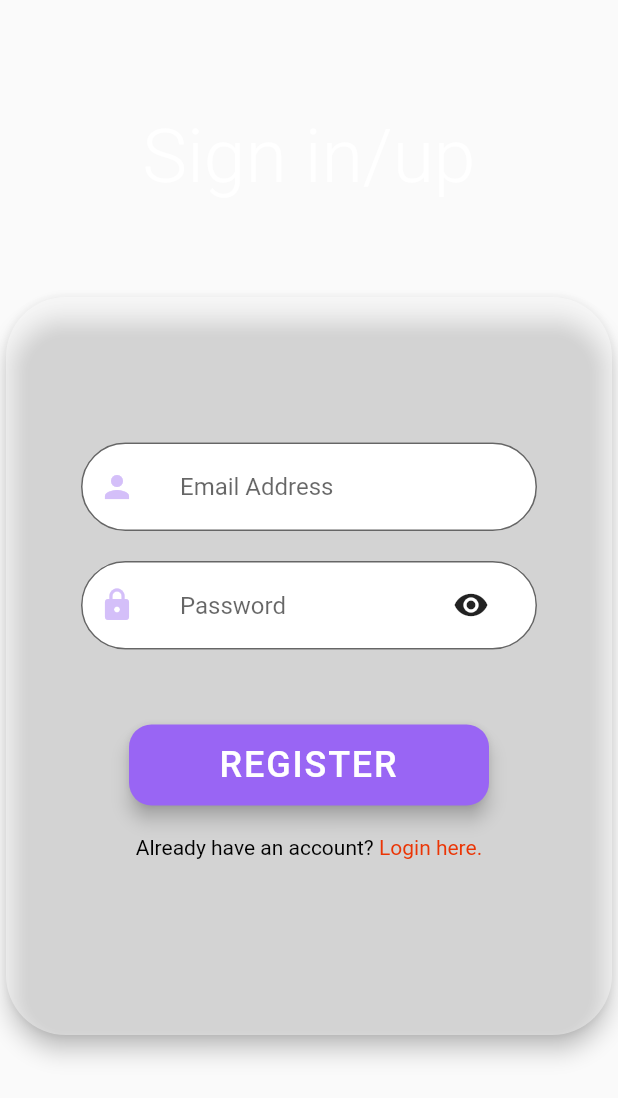
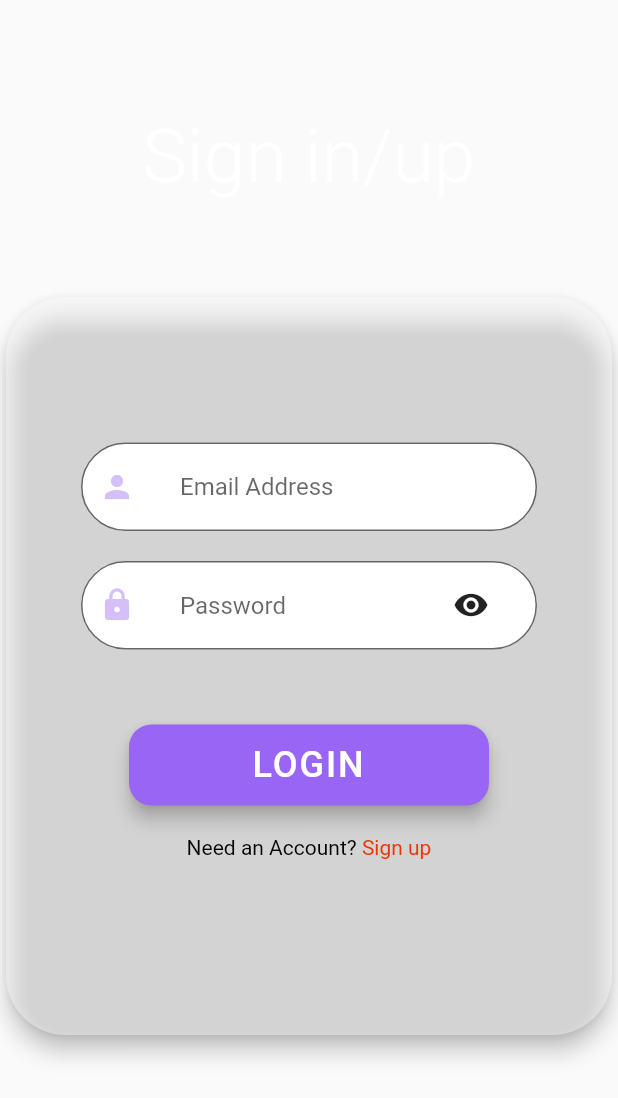
Before and after one commit to yashgharat/QOurs, a Flutter app: the AuthenticationPage widget shown alone on an empty page, opened directly, on a phone screen of 412 x 824 dp. Shown: the top 1098 px of the screen. Run offline on Flutter 3.47's test engine with Material 2 defaults, Android fonts, the phone set to English and light mode, and no system bars; drawn by our look-alikes of flip_card; our stand-ins replace animate_do, get_it, responsive_builder; missing offline and left inert: dart:html, gradient_input_border.

```diff
--- a/lib/pages/authentication_page/authentication_page.dart
+++ b/lib/pages/authentication_page/authentication_page.dart
@@ -1,3 +1,4 @@
+import 'package:flip_card/flip_card.dart';
 import 'package:flutter/gestures.dart';
 import 'package:flutter/material.dart';
 import 'package:q_ours/extensions/hex_color.dart';
@@ -11,95 +12,63 @@ class AuthenticationPage extends StatefulWidget {
 
 class _AuthenticationPageState extends State<AuthenticationPage> {
   String buttonText;
+  String leadIn, link;
+  bool isAccount;
 
-  action(String username, String password) {}
+  GlobalKey<FlipCardState> cardKey = GlobalKey<FlipCardState>();
 
-  switchType(bool isAccount) {}
-
-  @override
-  Widget build(BuildContext context) {
-    return Container(
-      child: Center(
-          child: ListView(
-        children: <Widget>[
-          TitleText('Sign in/up'),
-          AnimatedContainer(duration: Duration(seconds: 1), child: SignUp())
-        ],
-      )),
-    );
-  }
-}
-
-class SignIn extends StatefulWidget {
-  String helpText = "Need an account? Sign up here.";
-  String buttonText = "Login";
-
-  @override
-  _SignInState createState() => _SignInState();
-}
-
-class _SignInState extends State<SignIn> {
-  login(String username, String password) {
-    print("do login");
+  action(String username, String password) {
+    if (isAccount) {
+      print('login');
+    } else {
+      print('register');
+    }
   }
 
-  callback() {
-    print('callback');
+  _AuthenticationPageState() {
+    isAccount = true;
+    buttonText = 'Login';
+    leadIn = 'Need an Account? ';
+    link = 'Sign up';
+  }
+
+  switchType() {
+    cardKey.currentState.toggleCard();
   }
 
   @override
   Widget build(BuildContext context) {
-    RichText text = RichText(
+    RichText loginText = RichText(
         text: TextSpan(children: <TextSpan>[
-      TextSpan(text: 'Need an account? '),
+      TextSpan(text: 'Need an Account? ', style: TextStyle(color: Colors.black)),
       TextSpan(
-          text: 'Sign up here.',
+          text: 'Sign up' ,
           style: TextStyle(color: HexColor.fromHex('EB3505')),
-          recognizer: TapGestureRecognizer()..onTap = callback)
+          recognizer: TapGestureRecognizer()..onTap = switchType)
     ]));
 
-    final loginField = LoginField(widget.buttonText, text, login);
+    RichText registerText = RichText(
+        text: TextSpan(children: <TextSpan>[
+      TextSpan(text: 'Already have an account? ', style: TextStyle(color: Colors.black)),
+      TextSpan(
+          text: 'Login',
+          style: TextStyle(color: HexColor.fromHex('EB3505')),
+          recognizer: TapGestureRecognizer()..onTap = switchType)
+    ]));
+
     return Container(
-      color: Colors.transparent,
-      child: Center(
-        child: loginField,
-      ),
-    );
+        child: ListView(
+      children: <Widget>[
+        TitleText('Sign in/up'),
+        FlipCard(
+          key: cardKey,
+          flipOnTouch: false,
+          direction: FlipDirection.HORIZONTAL,
+          speed: 1000,
+          front: Center(child: LoginField('Login', loginText, action)),
+          back: Center(child: LoginField('Register', registerText, action)),
+        )
+      ],
+    ));
   }
 }
-
-class SignUp extends StatefulWidget {
-  String helpText = "Already have an account? Login here.";
-  String buttonText = "Register";
-  @override
-  _SignUpState createState() => _SignUpState();
-}
-
-class _SignUpState extends State<SignUp> {
-  signup(String username, String password) {
-    print("do signup");
-  }
-
-  callback() {
-    print('callback');
-  }
-
-  @override
-  Widget build(BuildContext context) {
-    RichText text = RichText(
-        text: TextSpan(style:TextStyle(color: Colors.black), children: <TextSpan>[
-      TextSpan(text: 'Already have an account? '),
-      TextSpan(
-          text: 'Login here.',
-          style: TextStyle(color: HexColor.fromHex('EB3505')),
-          recognizer: TapGestureRecognizer()..onTap = callback)
-    ]));
-
-    final loginField = LoginField(widget.buttonText, text, signup);
-    return Container(
-      child: Center(
-        child: loginField,
-      ),
-    );
-  }
-}
--- a/pubspec.yaml
+++ b/pubspec.yaml
@@ -19,6 +19,7 @@ environment:
 dependencies:
   condition: ^0.0.7
   animate_do: ^1.6.3
+  flip_card: ^0.4.4
   http: ^0.12.0+4
   gradient_input_border: ^1.0.0
   responsive_builder: ^0.1.2
```
Also changed, not shown: pubspec.lock.
